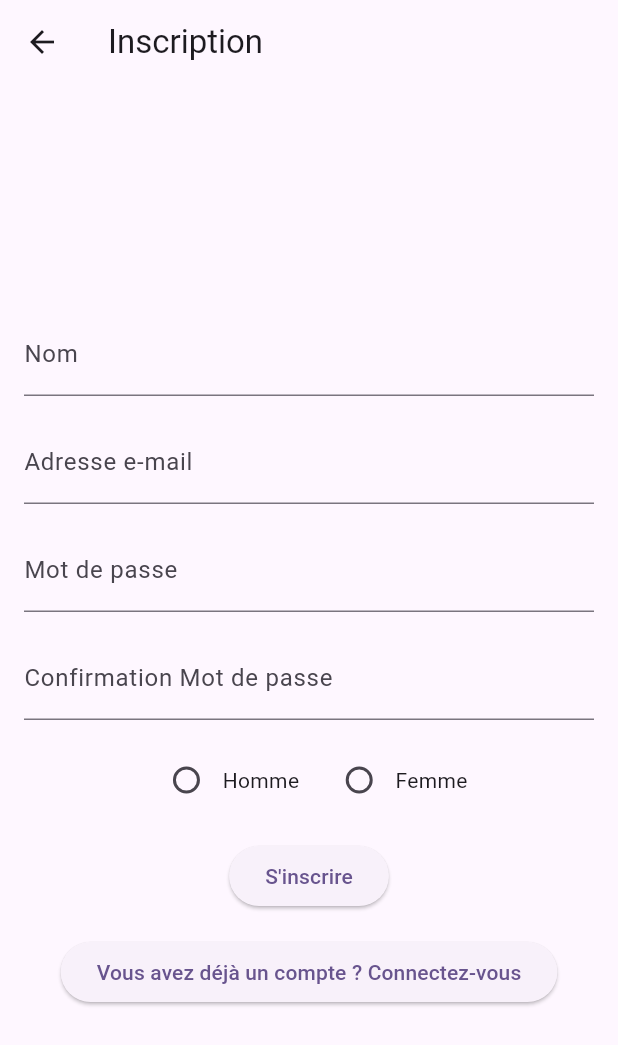
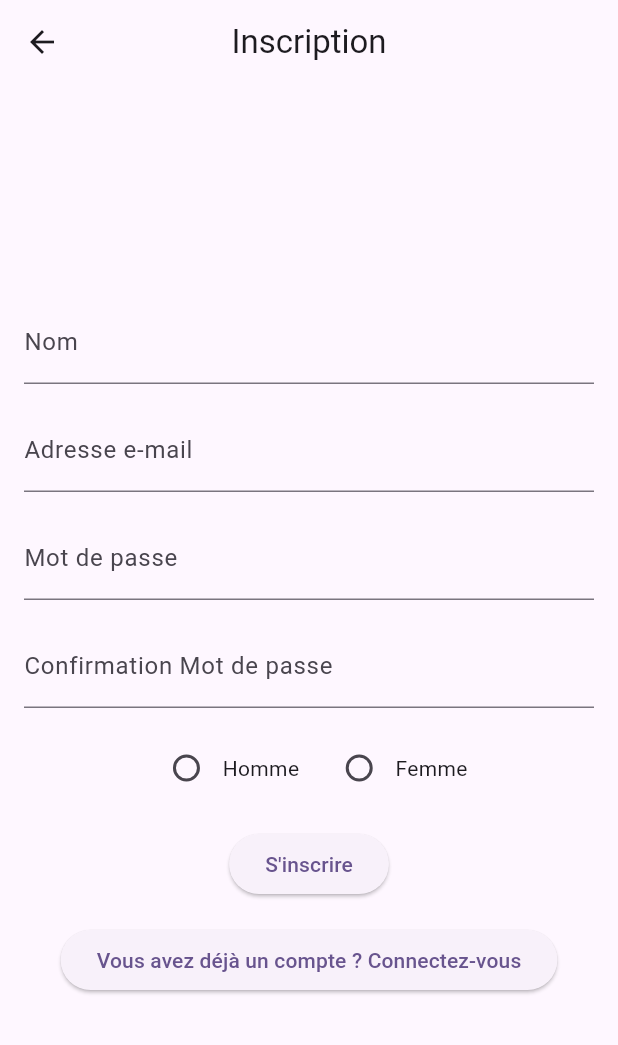
Before and after one commit to adiallo12/lpmiManageApp, a Flutter app: the screen it shows after launch, after a tap on "S'inscrire", on a phone screen of 412 x 824 dp. Shown: the top 1045 px of the screen. Run offline on Flutter 3.47's test engine with Material 3 defaults, Android fonts, the phone set to English and light mode, and no system bars.

```diff
--- a/lib/main.dart
+++ b/lib/main.dart
@@ -13,6 +13,7 @@ class MyApp extends StatelessWidget {
   Widget build(BuildContext context) {
     return MaterialApp(
       title: 'LPMI Manage',
+      debugShowCheckedModeBanner: false,
       theme: ThemeData(
         colorScheme: ColorScheme.fromSeed(seedColor: Colors.deepPurple),
         useMaterial3: true,
--- a/lib/register_screen.dart
+++ b/lib/register_screen.dart
@@ -12,8 +12,10 @@ class _RegisterScreenState extends State<RegisterScreen> {
   @override
   Widget build(BuildContext context) {
     return Scaffold(
+
       appBar: AppBar(
         title: const Text('Inscription'),
+        centerTitle: true,
       ),
       body: Padding(
         padding: const EdgeInsets.all(16.0),
@@ -65,7 +67,7 @@ class _RegisterScreenState extends State<RegisterScreen> {
                 const Text('Femme'),
               ],
             ),
-            const SizedBox(height: 16.0), // Espace entre les boutons radios et le bouton d'inscription
+            const SizedBox(height: 16.0),
             ElevatedButton(
               onPressed: () {
                 // Ajoutez ici le code pour traiter l'inscription
@@ -73,7 +75,7 @@ class _RegisterScreenState extends State<RegisterScreen> {
               },
               child: const Text('S\'inscrire'),
             ),
-            const SizedBox(height: 16.0), // Espace entre le bouton d'inscription et le bouton de retour
+            const SizedBox(height: 16.0),
             ElevatedButton(
               onPressed: () {
                 Navigator.push(
@@ -83,6 +85,7 @@ class _RegisterScreenState extends State<RegisterScreen> {
               },
               child: const Text('Vous avez déjà un compte ? Connectez-vous'),
             ),
+            const SizedBox(height: 16.0),
           ],
         ),
       ),
```
